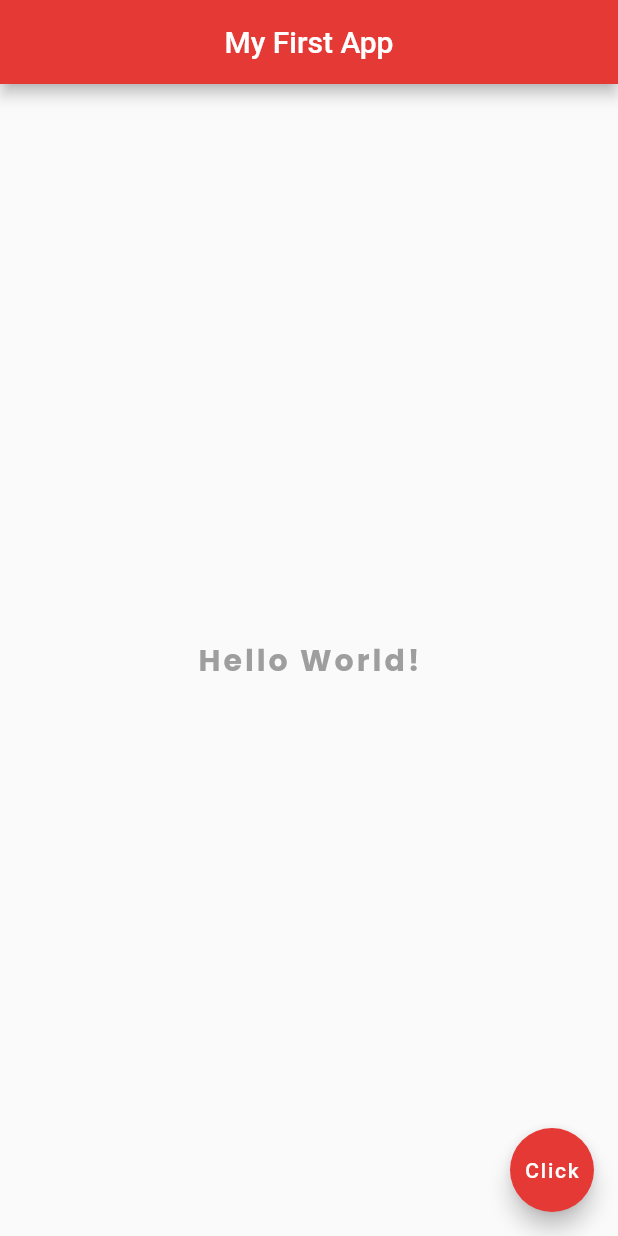
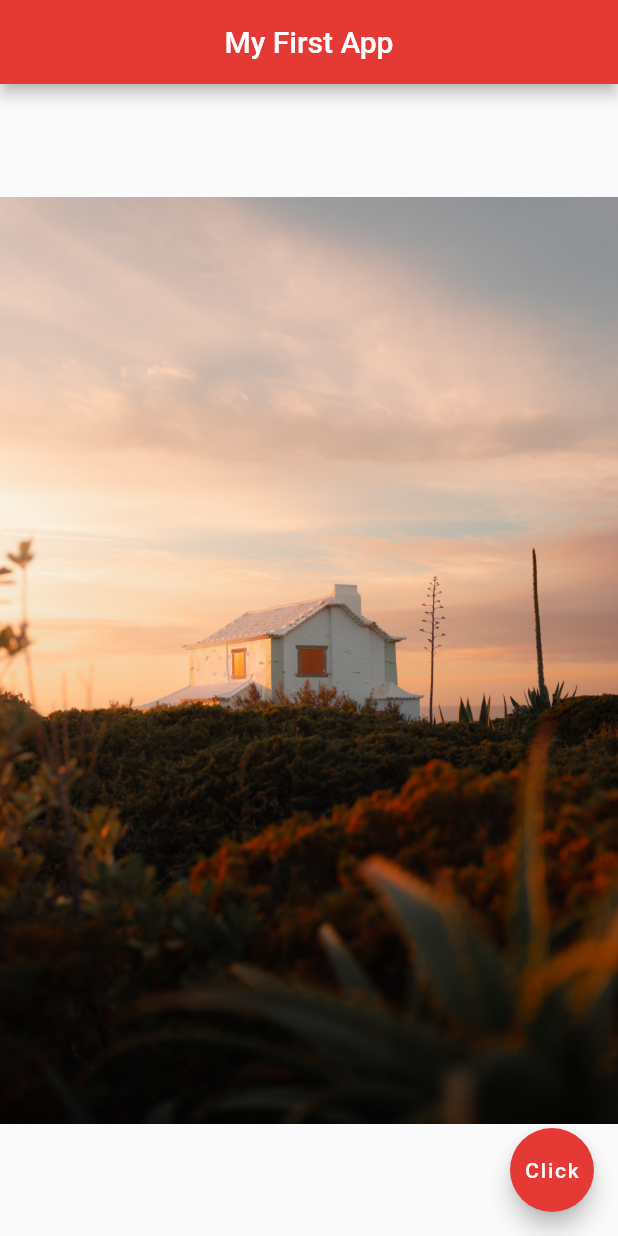
Before and after one commit to Awais-019/flutter_practice, a Flutter app: the screen it shows after launch, on a phone screen of 412 x 824 dp. Run offline on Flutter 3.47's test engine with Material 2 defaults, Android fonts, the phone set to English and light mode, and no system bars.

Commit message:
Adding images

```diff
--- a/lib/main.dart
+++ b/lib/main.dart
@@ -18,19 +18,15 @@ class Home extends StatelessWidget {
         backgroundColor: Colors.red[600],
       ),
       body: const Center(
-        child: Text("Hello World!", style: TextStyle(
-            fontSize: 20.0,
-            fontWeight: FontWeight.bold,
-            letterSpacing: 2.0,
-            color: Colors.grey,
-            fontFamily: 'Poppins'
-        ),),
+          child: Image(
+        image: AssetImage('assets/bg-1.jpg'),
+      ),
       ),
       floatingActionButton: FloatingActionButton(
         onPressed: () => const Text("Clicked"),
         backgroundColor: Colors.red[600],
         child: const Text("Click"),
       ),
-    ) ;
+    );
   }
 }
--- a/pubspec.yaml
+++ b/pubspec.yaml
@@ -59,9 +59,8 @@ flutter:
   uses-material-design: true
 
   # To add assets to your application, add an assets section, like this:
-  # assets:
-  #   - images/a_dot_burr.jpeg
-  #   - images/a_dot_ham.jpeg
+  assets:
+     - assets/
 
   # An image asset can refer to one or more resolution-specific "variants", see
   # https://flutter.dev/assets-and-images/#resolution-aware
```
Also changed, not shown: assets/bg-1.jpg (added).
